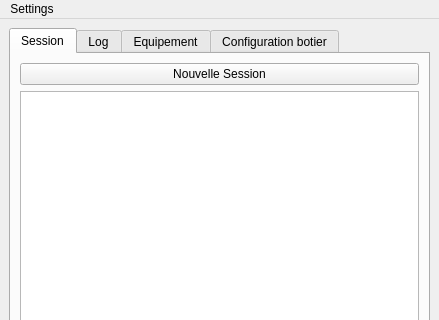
This is seafoil-log-analyzer/ui/main_window.ui in ThomasLeMezo/seafoil-tools as Qt 5 draws it before an edit; both pictures show x 0 to 439 and y 0 to 320 of the 439 by 745 pixel window. The edited form follows.
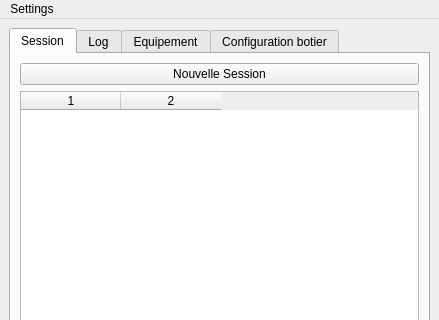
This is the edited form.

Diff of the .ui file:
```diff
--- a/seafoil-log-analyzer/ui/main_window.ui
+++ b/seafoil-log-analyzer/ui/main_window.ui
@@ -64,12 +64,47 @@
           <property name="editTriggers">
            <set>QAbstractItemView::NoEditTriggers</set>
           </property>
+          <property name="selectionBehavior">
+           <enum>QAbstractItemView::SelectRows</enum>
+          </property>
+          <property name="showGrid">
+           <bool>false</bool>
+          </property>
+          <property name="gridStyle">
+           <enum>Qt::SolidLine</enum>
+          </property>
           <property name="sortingEnabled">
            <bool>true</bool>
           </property>
+          <property name="rowCount">
+           <number>3</number>
+          </property>
+          <property name="columnCount">
+           <number>2</number>
+          </property>
+          <attribute name="horizontalHeaderVisible">
+           <bool>true</bool>
+          </attribute>
+          <attribute name="horizontalHeaderHighlightSections">
+           <bool>true</bool>
+          </attribute>
+          <attribute name="horizontalHeaderShowSortIndicator" stdset="0">
+           <bool>true</bool>
+          </attribute>
           <attribute name="verticalHeaderVisible">
            <bool>false</bool>
           </attribute>
+          <attribute name="verticalHeaderHighlightSections">
+           <bool>true</bool>
+          </attribute>
+          <attribute name="verticalHeaderShowSortIndicator" stdset="0">
+           <bool>false</bool>
+          </attribute>
+          <row/>
+          <row/>
+          <row/>
+          <column/>
+          <column/>
          </widget>
         </item>
        </layout>
```
